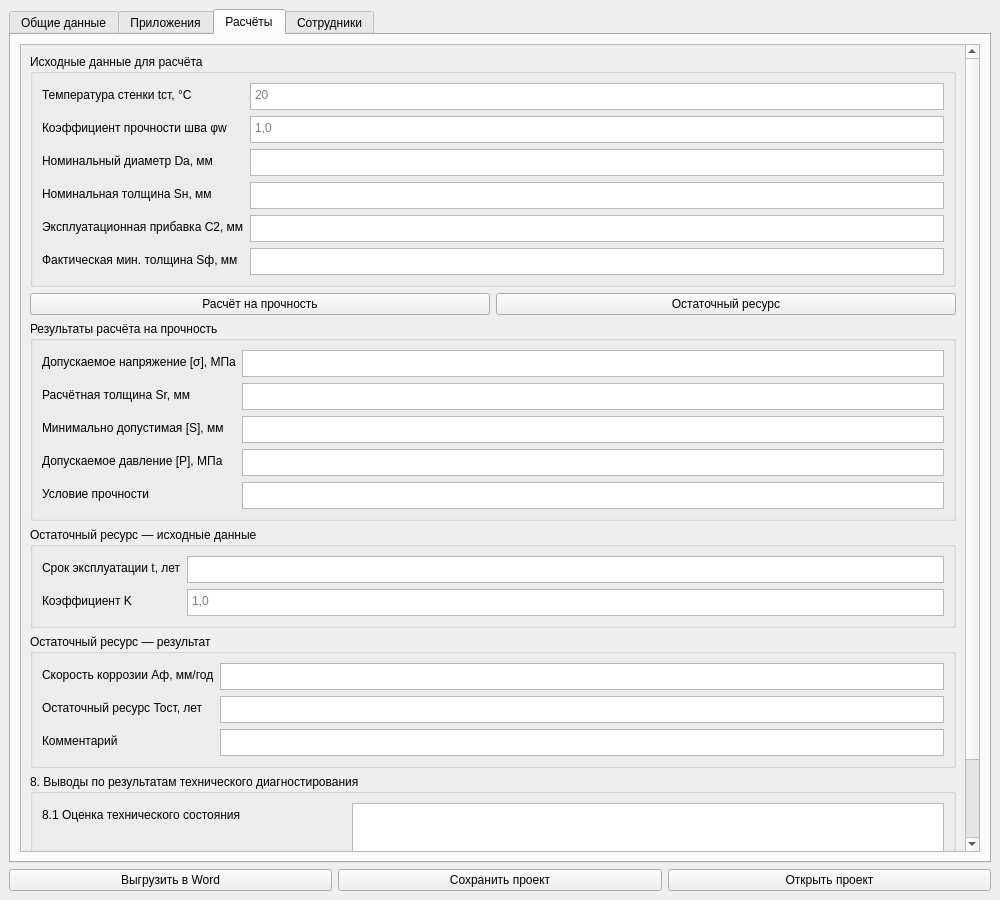
bordaregos/Voskresensk_ballons, file src/ui/designer/pipeline_window.ui: the form before one commit.
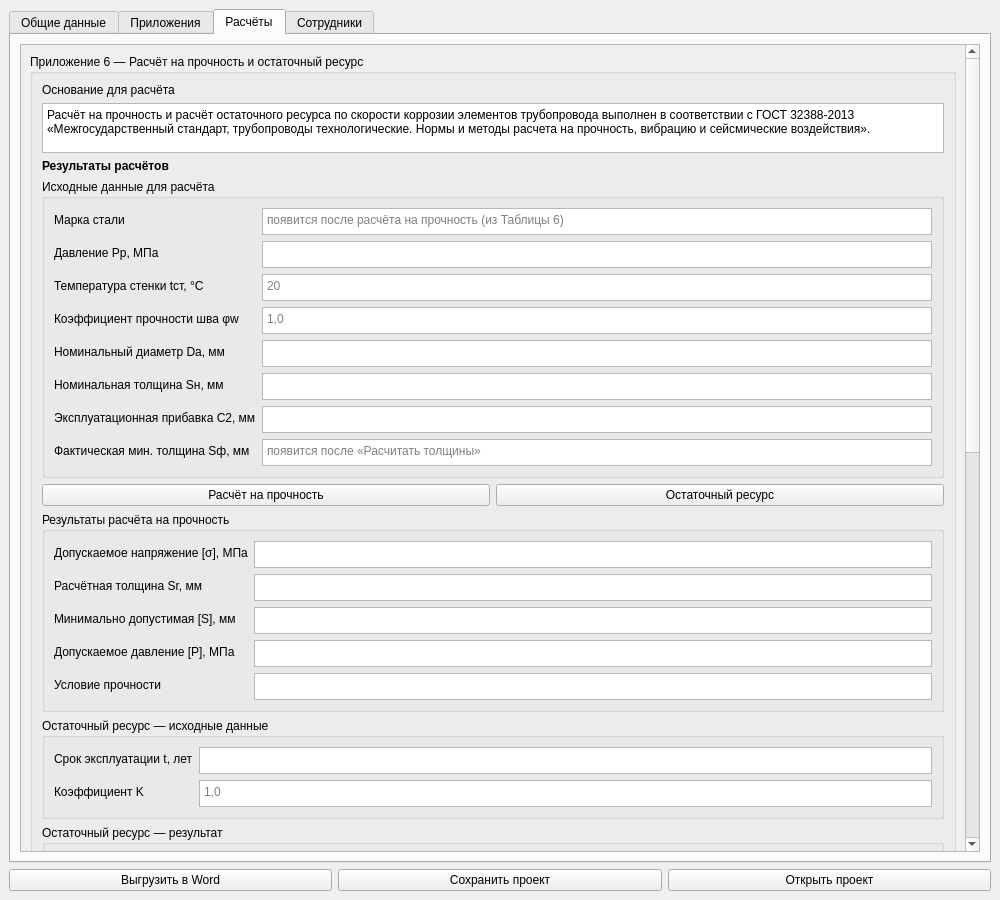
The form after the commit. The open tabs and pages were chosen to show the change.

Commit message: feat: обновлено Приложение 6.

Diff of the .ui file:
```diff
--- a/src/ui/designer/pipeline_window.ui
+++ b/src/ui/designer/pipeline_window.ui
@@ -960,67 +960,104 @@
     <widget class="QWidget" name="tab_calc_scrollContent">
      <property name="geometry"><rect><x>0</x><y>0</y><width>960</width><height>1700</height></rect></property>
      <layout class="QVBoxLayout" name="vlayout_67">
+<item><widget class="QGroupBox" name="calc_appendix_group">
+ <property name="title"><string>Приложение 6 — Расчёт на прочность и остаточный ресурс</string></property>
+<layout class="QVBoxLayout" name="calc_appendix_vlayout">
+<item><widget class="QLabel" name="label_calc_gost_basis"><property name="text"><string>Основание для расчёта</string></property></widget></item>
+<item><widget class="QPlainTextEdit" name="calc_gost_basis">
+ <property name="minimumSize"><size><width>0</width><height>50</height></size></property>
+ <property name="maximumSize"><size><width>16777215</width><height>70</height></size></property>
+ <property name="plainText"><string>Расчёт на прочность и расчёт остаточного ресурса по скорости коррозии элементов трубопровода выполнен в соответствии с ГОСТ 32388-2013 «Межгосударственный стандарт, трубопроводы технологические. Нормы и методы расчета на прочность, вибрацию и сейсмические воздействия».</string></property>
+</widget></item>
+<item><widget class="QLabel" name="label_calc_results_heading">
+ <property name="styleSheet"><string notr="true">font-weight:bold;</string></property>
+ <property name="text"><string>Результаты расчётов</string></property>
+</widget></item>
 <item><widget class="QGroupBox" name="strength_inputs_group">
  <property name="title"><string>Исходные данные для расчёта</string></property>
 <layout class="QFormLayout" name="formLayout_43">
 <item row="0" column="0">
+ <widget class="QLabel" name="label_calc_steel_grade"><property name="text"><string>Марка стали</string></property></widget>
+</item>
+<item row="0" column="1">
+ <widget class="QPlainTextEdit" name="calc_steel_grade">
+ <property name="minimumSize"><size><width>0</width><height>27</height></size></property>
+ <property name="maximumSize"><size><width>16777215</width><height>27</height></size></property>
+ <property name="readOnly"><bool>true</bool></property>
+ <property name="placeholderText"><string>появится после расчёта на прочность (из Таблицы 6)</string></property>
+</widget>
+</item>
+<item row="1" column="0">
+ <widget class="QLabel" name="label_calc_p_rab_display"><property name="text"><string>Давление Pр, МПа</string></property></widget>
+</item>
+<item row="1" column="1">
+ <widget class="QPlainTextEdit" name="calc_p_rab_display">
+ <property name="minimumSize"><size><width>0</width><height>27</height></size></property>
+ <property name="maximumSize"><size><width>16777215</width><height>27</height></size></property>
+ <property name="readOnly"><bool>true</bool></property>
+ <property name="placeholderText"><string></string></property>
+</widget>
+</item>
+<item row="2" column="0">
  <widget class="QLabel" name="label_44"><property name="text"><string>Температура стенки tст, °C</string></property></widget>
 </item>
-<item row="0" column="1">
+<item row="2" column="1">
  <widget class="QPlainTextEdit" name="calc_temp">
  <property name="minimumSize"><size><width>0</width><height>27</height></size></property>
  <property name="maximumSize"><size><width>16777215</width><height>27</height></size></property>
+ <property name="readOnly"><bool>true</bool></property>
  <property name="placeholderText"><string>20</string></property>
 </widget>
 </item>
-<item row="1" column="0">
+<item row="3" column="0">
  <widget class="QLabel" name="label_45"><property name="text"><string>Коэффициент прочности шва φw</string></property></widget>
 </item>
-<item row="1" column="1">
+<item row="3" column="1">
  <widget class="QPlainTextEdit" name="calc_phi">
  <property name="minimumSize"><size><width>0</width><height>27</height></size></property>
  <property name="maximumSize"><size><width>16777215</width><height>27</height></size></property>
  <property name="placeholderText"><string>1,0</string></property>
 </widget>
 </item>
-<item row="2" column="0">
+<item row="4" column="0">
  <widget class="QLabel" name="label_46"><property name="text"><string>Номинальный диаметр Da, мм</string></property></widget>
 </item>
-<item row="2" column="1">
+<item row="4" column="1">
  <widget class="QPlainTextEdit" name="calc_da">
  <property name="minimumSize"><size><width>0</width><height>27</height></size></property>
  <property name="maximumSize"><size><width>16777215</width><height>27</height></size></property>
  <property name="placeholderText"><string></string></property>
 </widget>
 </item>
-<item row="3" column="0">
+<item row="5" column="0">
  <widget class="QLabel" name="label_47"><property name="text"><string>Номинальная толщина Sн, мм</string></property></widget>
 </item>
-<item row="3" column="1">
+<item row="5" column="1">
  <widget class="QPlainTextEdit" name="calc_sn">
  <property name="minimumSize"><size><width>0</width><height>27</height></size></property>
  <property name="maximumSize"><size><width>16777215</width><height>27</height></size></property>
  <property name="placeholderText"><string></string></property>
 </widget>
 </item>
-<item row="4" column="0">
+<item row="6" column="0">
  <widget class="QLabel" name="label_48"><property name="text"><string>Эксплуатационная прибавка C2, мм</string></property></widget>
 </item>
-<item row="4" column="1">
+<item row="6" column="1">
  <widget class="QPlainTextEdit" name="calc_c2">
  <property name="minimumSize"><size><width>0</width><height>27</height></size></property>
  <property name="maximumSize"><size><width>16777215</width><height>27</height></size></property>
  <property name="placeholderText"><string></string></property>
 </widget>
 </item>
-<item row="5" column="0">
+<item row="7" column="0">
  <widget class="QLabel" name="label_49"><property name="text"><string>Фактическая мин. толщина Sф, мм</string></property></widget>
 </item>
-<item row="5" column="1">
+<item row="7" column="1">
  <widget class="QPlainTextEdit" name="calc_sf">
  <property name="minimumSize"><size><width>0</width><height>27</height></size></property>
  <property name="maximumSize"><size><width>16777215</width><height>27</height></size></property>
- <property name="placeholderText"><string></string></property>
+ <property name="readOnly"><bool>true</bool></property>
+ <property name="placeholderText"><string>появится после «Расчитать толщины»</string></property>
 </widget>
 </item>
 </layout>
@@ -1123,6 +1160,7 @@
  <widget class="QPlainTextEdit" name="calc_corrosion_rate">
  <property name="minimumSize"><size><width>0</width><height>27</height></size></property>
  <property name="maximumSize"><size><width>16777215</width><height>27</height></size></property>
+ <property name="readOnly"><bool>true</bool></property>
  <property name="placeholderText"><string></string></property>
 </widget>
 </item>
@@ -1133,19 +1171,59 @@
  <widget class="QPlainTextEdit" name="calc_remaining_years">
  <property name="minimumSize"><size><width>0</width><height>27</height></size></property>
  <property name="maximumSize"><size><width>16777215</width><height>27</height></size></property>
+ <property name="readOnly"><bool>true</bool></property>
  <property name="placeholderText"><string></string></property>
 </widget>
 </item>
-<item row="2" column="0">
- <widget class="QLabel" name="label_62"><property name="text"><string>Комментарий</string></property></widget>
-</item>
-<item row="2" column="1">
- <widget class="QPlainTextEdit" name="calc_residual_comment">
- <property name="minimumSize"><size><width>0</width><height>27</height></size></property>
- <property name="maximumSize"><size><width>16777215</width><height>27</height></size></property>
- <property name="placeholderText"><string></string></property>
-</widget>
-</item>
+</layout>
+</widget></item>
+<item><widget class="QLabel" name="label_calc_residual_methodology_note"><property name="text"><string>Обоснование методики оценки остаточного ресурса</string></property></widget></item>
+<item><widget class="QPlainTextEdit" name="calc_residual_methodology_note">
+ <property name="minimumSize"><size><width>0</width><height>60</height></size></property>
+ <property name="maximumSize"><size><width>16777215</width><height>80</height></size></property>
+ <property name="plainText"><string>Прогнозирование остаточного ресурса основных элементов технологического трубопровода проводилось в соответствии с требованиями «Методики оценки остаточного ресурса технологических трубопроводов». Согласовано с Госгортехнадзором РФ письмом № 02-35/327 от 24.07.1996 г.</string></property>
+</widget></item>
+<item><widget class="QLabel" name="label_calc_residual_formula_text"><property name="text"><string>Формула остаточного ресурса</string></property></widget></item>
+<item><widget class="QPlainTextEdit" name="calc_residual_formula_text">
+ <property name="minimumSize"><size><width>0</width><height>140</height></size></property>
+ <property name="maximumSize"><size><width>16777215</width><height>180</height></size></property>
+ <property name="plainText"><string>Прогнозирование остаточного ресурса трубопровода базируется на результатах обследования технического состояния, оценки фактической нагруженности основных элементов трубопровода.
+Оценка остаточного ресурса основных несущих элементов трубопровода, повреждающим фактором для которого является общая коррозия, производится по формуле:
+Тост=К(Sф–Sотб)/Аф,
+где Тост - остаточный ресурс элемента, годы;
+Sф - фактическая толщина элемента, мм (Акт по результатам измерения толщины стенки элементов технологического трубопровода представленный в настоящем Заключении ЭПБ);
+Soтб - отбраковочная толщина элемента, мм (минимальная расчётная);
+К - коэффициент, зависящий от категории и срока службы трубопровода без замены;
+Аф - фактическая скорость коррозионного и эрозионного износа, мм/год;</string></property>
+</widget></item>
+<item><widget class="QLabel" name="label_calc_corrosion_formula_text"><property name="text"><string>Формула скорости коррозии</string></property></widget></item>
+<item><widget class="QPlainTextEdit" name="calc_corrosion_formula_text">
+ <property name="minimumSize"><size><width>0</width><height>90</height></size></property>
+ <property name="maximumSize"><size><width>16777215</width><height>110</height></size></property>
+ <property name="plainText"><string>где Sи - исполнительная толщина стенки элемента (паспорт трубопровода), мм;
+С0- плюсовой допуск на толщину стенки, мм; Со=0,4* Sи
+t- время от момента начала эксплуатации до момента обследования (паспорт трубопровода), лет.</string></property>
+</widget></item>
+<item><widget class="QLabel" name="label_calc_worked_example_note"><property name="text"><string>Пояснение к расчётному примеру</string></property></widget></item>
+<item><widget class="QPlainTextEdit" name="calc_worked_example_note">
+ <property name="minimumSize"><size><width>0</width><height>45</height></size></property>
+ <property name="maximumSize"><size><width>16777215</width><height>60</height></size></property>
+ <property name="plainText"><string>Остаточный ресурс прямолинейных элементов трубопровода составляет:</string></property>
+</widget></item>
+<item><layout class="QFormLayout" name="calc_specialist_form">
+ <item row="0" column="0">
+  <widget class="QLabel" name="label_62"><property name="text"><string>Вывод</string></property></widget>
+ </item>
+ <item row="0" column="1">
+  <widget class="QPlainTextEdit" name="calc_residual_comment">
+  <property name="minimumSize"><size><width>0</width><height>54</height></size></property>
+  <property name="maximumSize"><size><width>16777215</width><height>70</height></size></property>
+  <property name="plainText"><string>Результаты расчета по прогнозированию остаточного ресурса технологического трубопровода позволяют продолжить его дальнейшую эксплуатацию до следующего технического диагностирования и освидетельствования.</string></property>
+ </widget>
+ </item>
+ <item row="1" column="0"><widget class="QLabel" name="label_calc_specialist"><property name="text"><string>Расчёт выполнил</string></property></widget></item>
+ <item row="1" column="1"><widget class="QComboBox" name="calc_specialist"/></item>
+</layout></item>
 </layout>
 </widget></item>
 <item><widget class="QGroupBox" name="final_group">
```
The commit also changes 3 other files.
